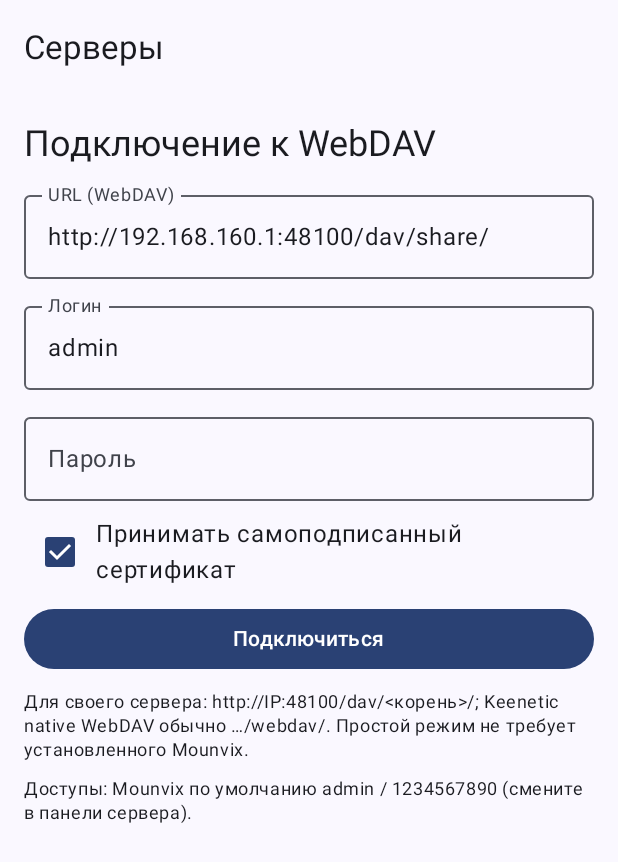
After one commit to tommilevs/Mounvix, an Android app built with Jetpack Compose: the composable WebDavScreen shown on its own in the app's theme, on a phone screen of 412 x 824 dp. The commit adds this screen. Shown: the top 862 px of the screen. Run offline under Robolectric (Android 15) with nearby library versions, the phone set to English and light mode, and no system bars.

Commit message:
M2: WebDAV source (PROPFIND/MKCOL/MOVE/COPY/download, Basic, trustAll) + Servers screen + VM connect/open + 4 unit tests

```diff
--- a/android/app/build.gradle.kts
+++ b/android/app/build.gradle.kts
@@ -52,6 +52,7 @@ dependencies {
     implementation("androidx.lifecycle:lifecycle-viewmodel-compose:2.7.0")
     implementation("androidx.core:core-ktx:1.12.0")
     implementation("androidx.documentfile:documentfile:1.0.1")
+    implementation("com.squareup.okhttp3:okhttp:4.12.0")
     implementation("androidx.room:room-runtime:2.6.1")
     implementation("androidx.room:room-ktx:2.6.1")
     ksp("androidx.room:room-compiler:2.6.1")
@@ -59,6 +60,7 @@ dependencies {
     debugImplementation("androidx.compose.ui:ui-tooling")
 
     testImplementation("junit:junit:4.13.2")
+    testImplementation("com.squareup.okhttp3:mockwebserver:4.12.0")
     testImplementation("org.mockito:mockito-core:5.14.2")
     testImplementation("org.jetbrains.kotlinx:kotlinx-coroutines-core:1.7.3")
 }
--- a/android/app/src/main/AndroidManifest.xml
+++ b/android/app/src/main/AndroidManifest.xml
@@ -1,5 +1,7 @@
 <?xml version="1.0" encoding="utf-8"?>
 <manifest xmlns:android="http://schemas.android.com/apk/res/android">
+
+    <uses-permission android:name="android.permission.INTERNET" />
 
     <!-- Видимость обработчиков ACTION_VIEW (package visibility, API 30+):
          без <data> mime-ограниченные фильтры (image/* и т.п.) остаются невидимыми. -->
@@ -42,7 +44,8 @@
         android:icon="@mipmap/ic_launcher"
         android:label="@string/app_name"
         android:supportsRtl="true"
-        android:theme="@style/Theme.Mounvix">
+        android:theme="@style/Theme.Mounvix"
+        android:usesCleartextTraffic="true">
 
         <activity
             android:name=".MainActivity"
--- /dev/null
+++ b/android/app/src/main/java/com/filebox/app/ui/WebDavScreen.kt
@@ -0,0 +1,120 @@
+package com.mounvix.app.ui
+
+import android.content.Context
+import androidx.compose.foundation.layout.Arrangement
+import androidx.compose.foundation.layout.Column
+import androidx.compose.foundation.layout.Row
+import androidx.compose.foundation.layout.fillMaxSize
+import androidx.compose.foundation.layout.fillMaxWidth
+import androidx.compose.foundation.layout.padding
+import androidx.compose.foundation.rememberScrollState
+import androidx.compose.foundation.verticalScroll
+import androidx.compose.material3.Button
+import androidx.compose.material3.Checkbox
+import androidx.compose.material3.ExperimentalMaterial3Api
+import androidx.compose.material3.MaterialTheme
+import androidx.compose.material3.OutlinedTextField
+import androidx.compose.material3.Scaffold
+import androidx.compose.material3.Text
+import androidx.compose.material3.TopAppBar
+import androidx.compose.runtime.Composable
+import androidx.compose.runtime.getValue
+import androidx.compose.runtime.mutableStateOf
+import androidx.compose.runtime.remember
+import androidx.compose.runtime.rememberCoroutineScope
+import androidx.compose.runtime.saveable.rememberSaveable
+import androidx.compose.runtime.setValue
+import androidx.compose.ui.Alignment
+import androidx.compose.ui.Modifier
+import androidx.compose.ui.platform.LocalContext
+import androidx.compose.ui.text.input.PasswordVisualTransformation
+import androidx.compose.ui.unit.dp
+import com.mounvix.app.data.source.WebDavServer
+import kotlinx.coroutines.Dispatchers
+import kotlinx.coroutines.launch
+import kotlinx.coroutines.withContext
+
+@OptIn(ExperimentalMaterial3Api::class)
+@Composable
+fun WebDavScreen(viewModel: MounvixViewModel, onConnected: () -> Unit) {
+    val context = LocalContext.current
+    val prefs = remember { context.getSharedPreferences("mounvix_prefs", Context.MODE_PRIVATE) }
+    var url by rememberSaveable {
+        mutableStateOf(prefs.getString("webdav_url", "http://192.168.160.1:48100/dav/share/") ?: "")
+    }
+    var user by rememberSaveable { mutableStateOf(prefs.getString("webdav_user", "admin") ?: "") }
+    var pass by rememberSaveable { mutableStateOf(prefs.getString("webdav_pass", "") ?: "") }
+    var trust by rememberSaveable { mutableStateOf(prefs.getBoolean("webdav_trust", true)) }
+    var err by remember { mutableStateOf<String?>(null) }
+    var busy by remember { mutableStateOf(false) }
+    val scope = rememberCoroutineScope()
+
+    Scaffold(topBar = { TopAppBar(title = { Text("Серверы") }) }) { padding ->
+        Column(
+            modifier = Modifier
+                .fillMaxSize()
+                .padding(padding)
+                .padding(16.dp)
+                .verticalScroll(rememberScrollState()),
+            verticalArrangement = Arrangement.spacedBy(10.dp)
+        ) {
+            Text("Подключение к WebDAV", style = MaterialTheme.typography.headlineSmall)
+            OutlinedTextField(
+                value = url, onValueChange = { url = it },
+                label = { Text("URL (WebDAV)") }, singleLine = true,
+                modifier = Modifier.fillMaxWidth()
+            )
+            OutlinedTextField(
+                value = user, onValueChange = { user = it },
+                label = { Text("Логин") }, singleLine = true,
+                modifier = Modifier.fillMaxWidth()
+            )
+            OutlinedTextField(
+                value = pass, onValueChange = { pass = it },
+                label = { Text("Пароль") }, singleLine = true,
+                visualTransformation = PasswordVisualTransformation(),
+                modifier = Modifier.fillMaxWidth()
+            )
+            Row(verticalAlignment = Alignment.CenterVertically) {
+                Checkbox(checked = trust, onCheckedChange = { trust = it })
+                Text("Принимать самоподписанный сертификат")
+            }
+            err?.let { Text(it, color = MaterialTheme.colorScheme.error) }
+            Button(
+                enabled = !busy,
+                onClick = {
+                    busy = true
+                    err = null
+                    val server = WebDavServer(
+                        baseUrl = url.trim(), user = user.trim(), password = pass, trustAll = true
+                    )
+                    scope.launch {
+                        val ok = withContext(Dispatchers.IO) {
+                            viewModel.connectWebDav(server.baseUrl, server.user, server.password, trust)
+                        }
+                        busy = false
+                        if (ok) {
+                            prefs.edit()
+                                .putString("webdav_url", url.trim())
+                                .putString("webdav_user", user.trim())
+                                .putString("webdav_pass", pass)
+                                .putBoolean("webdav_trust", trust)
+                                .apply()
+                            onConnected()
+                        } else {
+                            err = "Не удалось подключиться к WebDAV"
+                        }
+                    }
+                },
+                modifier = Modifier.fillMaxWidth()
+            ) { Text(if (busy) "Подключение…" else "Подключиться") }
+            Text(
+                "Для своего сервера: http://IP:48100/dav/<корень>/; " +
+                    "Keenetic native WebDAV обычно …/webdav/. Простой режим не требует установленного Mounvix.",
+                style = MaterialTheme.typography.bodySmall
+            )
+            Text("Доступы: Mounvix по умолчанию admin / 1234567890 (смените в панели сервера).",
+                style = MaterialTheme.typography.bodySmall)
+        }
+    }
+}
```
Also changed, not shown: android/app/src/main/java/com/filebox/app/data/source/WebDavStorageSource.kt (added, +269 -0 lines), android/app/src/main/java/com/filebox/app/ui/MounvixRoot.kt (+9 -1 lines), android/app/src/main/java/com/filebox/app/ui/MounvixViewModel.kt (+65 -1 lines), 1 other file.
